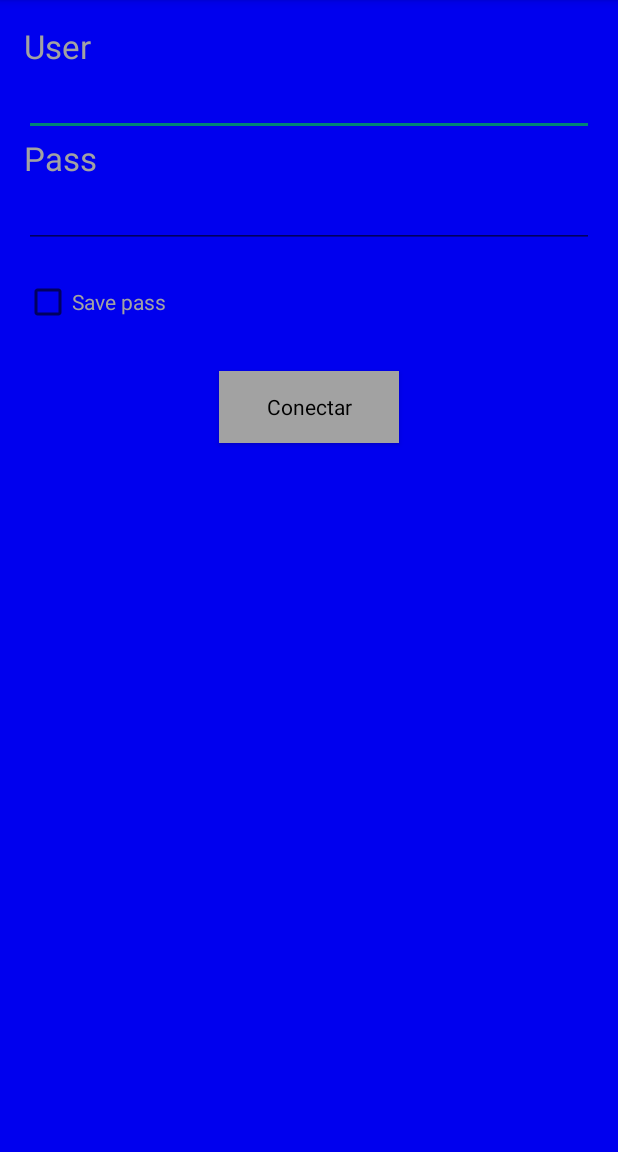
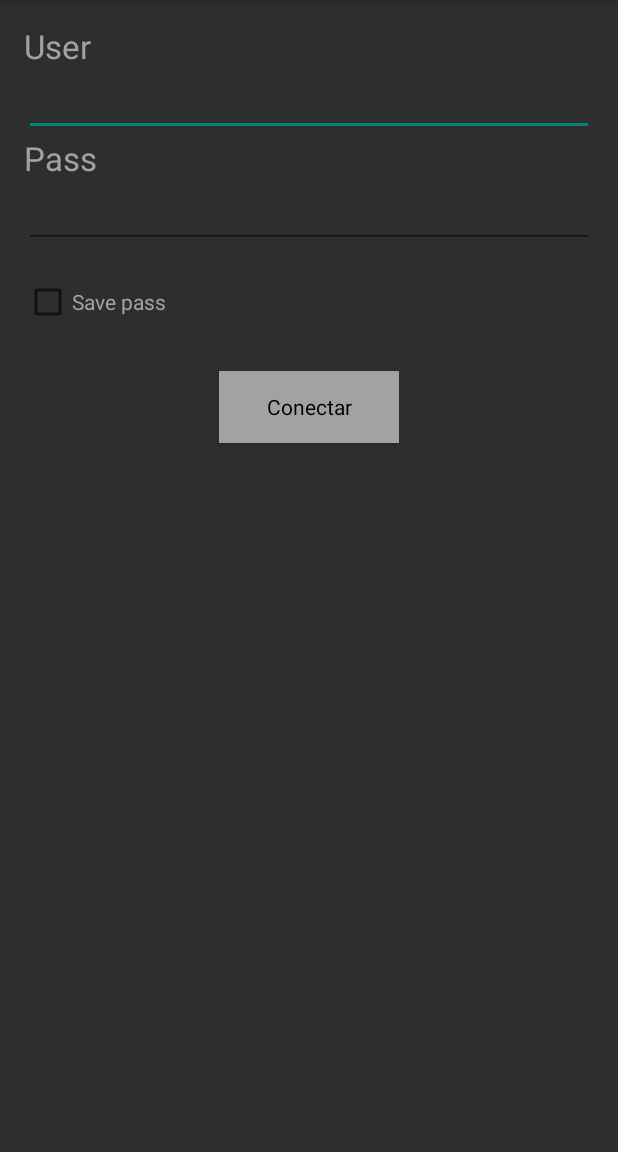
Before and after one commit to PlusCelMovil/PlusCelMovil, an Android app: the screen it shows after launch (MainActivity), on a phone screen of 412 x 824 dp, the part 84-1236 px from its top. Run offline under Robolectric (Android 15) with nearby library versions, the phone set to English and light mode, and no system bars.

Commit message:
Agregue colores y datos string

```diff
--- a/app/src/main/res/values/color.xml
+++ b/app/src/main/res/values/color.xml
@@ -1,10 +1,9 @@
 <?xml version="1.0" encoding="utf-8"?>
 <resources>
-    <color name="Fondo">#FF0000EE</color>
+    <color name="Fondo">#2E2E2E</color>
     <color name="Etiquetas">#ffa2a2a2</color>
     <color name="TextoUsuario">#ffe6e6e6</color>
     <color name="FondoBoton">#ffa2a2a2</color>
     <color name="TextoBoton">#FF000000</color>
 
-
 </resources>
--- a/app/src/main/res/values/strings.xml
+++ b/app/src/main/res/values/strings.xml
@@ -3,4 +3,10 @@
 
     <string name="hello_world">Hello world!</string>
     <string name="action_settings">Settings</string>
+    <string name="List_Clientes">CLIENTES</string>
+    <string name="List_Equipos">EQUIPOS</string>
+    <string name="List_Tecnicos">TECNICOS</string>
+    <string name="List_OrdenServicios">O.S.</string>
+
+
 </resources>
```
Also changed, not shown: app/src/main/res/values/styles.xml (+4 -4 lines).
